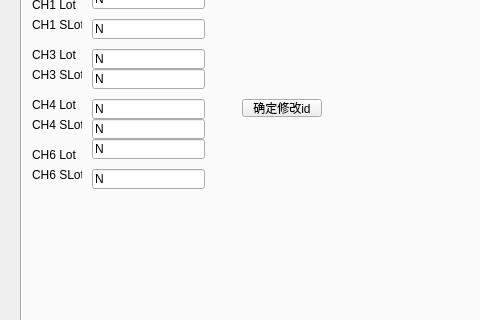
This is RGA-AnalogMachine/widget.ui in rencaiji2/RGA-AnalogMachine as Qt 5 draws it before an edit; both pictures show x 0 to 480 and y 237 to 557 of the 850 by 557 pixel window. The edited form follows.
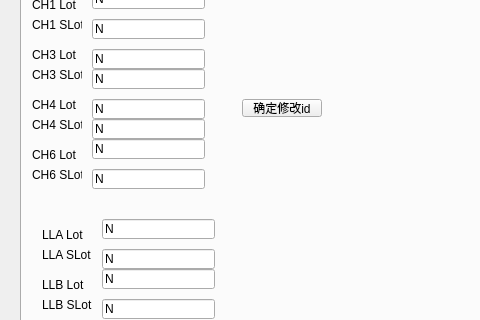
This is the edited form.

Diff of the .ui file:
```diff
--- a/RGA-AnalogMachine/widget.ui
+++ b/RGA-AnalogMachine/widget.ui
@@ -393,6 +393,110 @@
       <string>LB开门</string>
      </property>
     </widget>
+    <widget class="QLineEdit" name="lineEdit_LLA_Lot">
+     <property name="geometry">
+      <rect>
+       <x>80</x>
+       <y>390</y>
+       <width>113</width>
+       <height>20</height>
+      </rect>
+     </property>
+     <property name="text">
+      <string>N</string>
+     </property>
+    </widget>
+    <widget class="QLabel" name="label_9">
+     <property name="geometry">
+      <rect>
+       <x>20</x>
+       <y>400</y>
+       <width>50</width>
+       <height>11</height>
+      </rect>
+     </property>
+     <property name="text">
+      <string>LLA Lot</string>
+     </property>
+    </widget>
+    <widget class="QLabel" name="label_10">
+     <property name="geometry">
+      <rect>
+       <x>20</x>
+       <y>420</y>
+       <width>50</width>
+       <height>11</height>
+      </rect>
+     </property>
+     <property name="text">
+      <string>LLA SLot</string>
+     </property>
+    </widget>
+    <widget class="QLineEdit" name="lineEdit_LLA_SLot">
+     <property name="geometry">
+      <rect>
+       <x>80</x>
+       <y>420</y>
+       <width>113</width>
+       <height>20</height>
+      </rect>
+     </property>
+     <property name="text">
+      <string>N</string>
+     </property>
+    </widget>
+    <widget class="QLineEdit" name="lineEdit_LLB_Lot">
+     <property name="geometry">
+      <rect>
+       <x>80</x>
+       <y>440</y>
+       <width>113</width>
+       <height>20</height>
+      </rect>
+     </property>
+     <property name="text">
+      <string>N</string>
+     </property>
+    </widget>
+    <widget class="QLabel" name="label_11">
+     <property name="geometry">
+      <rect>
+       <x>20</x>
+       <y>450</y>
+       <width>50</width>
+       <height>11</height>
+      </rect>
+     </property>
+     <property name="text">
+      <string>LLB Lot</string>
+     </property>
+    </widget>
+    <widget class="QLabel" name="label_12">
+     <property name="geometry">
+      <rect>
+       <x>20</x>
+       <y>470</y>
+       <width>50</width>
+       <height>11</height>
+      </rect>
+     </property>
+     <property name="text">
+      <string>LLB SLot</string>
+     </property>
+    </widget>
+    <widget class="QLineEdit" name="lineEdit_LLB_SLot">
+     <property name="geometry">
+      <rect>
+       <x>80</x>
+       <y>470</y>
+       <width>113</width>
+       <height>20</height>
+      </rect>
+     </property>
+     <property name="text">
+      <string>N</string>
+     </property>
+    </widget>
    </widget>
   </widget>
  </widget>
```
